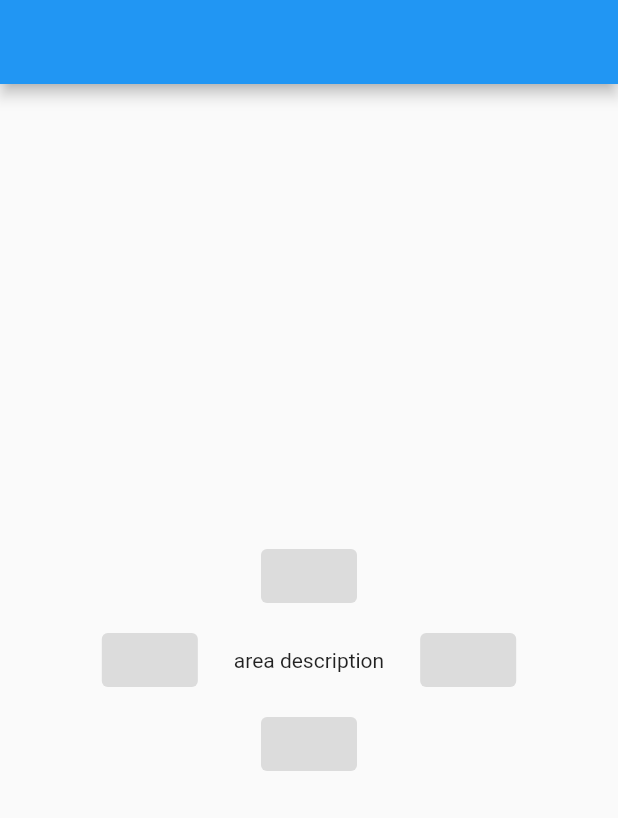
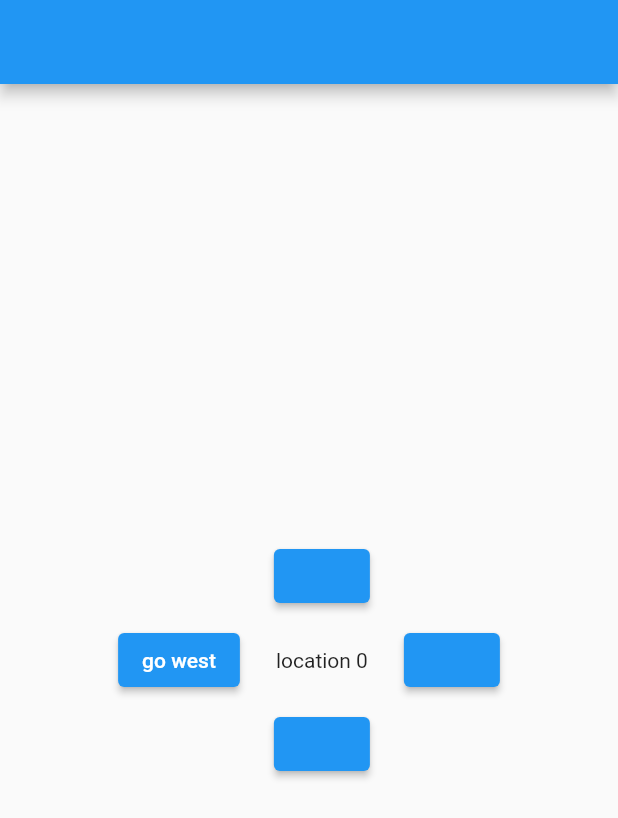
Before and after one commit to slackYogi/flutter_crawler, a Flutter app: the screen it shows after launch, after a tap on "Start game", on a phone screen of 412 x 824 dp. Shown: the top 818 px of the screen. Run offline on Flutter 3.47's test engine with Material 2 defaults, Android fonts, the phone set to English and light mode, and no system bars; our stand-ins replace get_it.

Commit message:
Implemented changing locations using MapService with GetIt to access locations.

```diff
--- a/lib/crawler_app.dart
+++ b/lib/crawler_app.dart
@@ -1,8 +1,20 @@
 import 'package:flutter/material.dart';
-import 'package:flutter_crawler/pages/home.dart';
-import 'package:flutter_crawler/pages/location.dart';
+import 'package:flutter_crawler/pages/home_page.dart';
+import 'package:flutter_crawler/pages/location_page.dart';
+import 'package:flutter_crawler/services/getit_setup.dart';
 
-class CrawlerApp extends StatelessWidget {
+class CrawlerApp extends StatefulWidget {
+  @override
+  _CrawlerAppState createState() => _CrawlerAppState();
+}
+
+class _CrawlerAppState extends State<CrawlerApp> {
+  @override
+  void initState() {
+    super.initState();
+    GetItSetup.initialize();
+  }
+
   @override
   Widget build(BuildContext context) {
     return MaterialApp(
--- a/lib/current_location.dart
+++ /dev/null
@@ -1,5 +0,0 @@
-import 'package:flutter_crawler/location.dart';
-
-class CurrentLocation extends Location{
-  int entranceId;
-}
--- a/lib/main.dart
+++ b/lib/main.dart
@@ -1,8 +1,4 @@
 import 'package:flutter/material.dart';
 import 'package:flutter_crawler/crawler_app.dart';
-import 'package:get_it/get_it.dart';
-
-//TODO research GetIt
-GetIt getIt = GetIt.instance;
 
 void main() => runApp(CrawlerApp());
--- a/lib/location.dart
+++ b/lib/models/location.dart
@@ -4,4 +4,6 @@ class Location {
   int id;
   String description;
   Map<Direction, int> exits = Map();
+
+  Location(this.id, this.description, this.exits);
 }
--- a/lib/pages/location.dart
+++ /dev/null
@@ -1,39 +0,0 @@
-import 'package:flutter/material.dart';
-import 'package:flutter_crawler/current_location.dart';
-
-class LocationPage extends StatefulWidget {
-  @override
-  _LocationPageState createState() => _LocationPageState();
-}
-
-class _LocationPageState extends State<LocationPage> {
-  //TODO research GetIt
-  //final locations = GetIt.I.get<MapService>();
-  CurrentLocation _currentLocation;
-
-  @override
-  Widget build(BuildContext context) {
-    return Scaffold(
-      appBar: AppBar(),
-      body: Row(
-        mainAxisAlignment: MainAxisAlignment.center,
-        children: [
-          ElevatedButton(onPressed: null, child: null),
-          Column(
-            mainAxisAlignment: MainAxisAlignment.center,
-            children: [
-              ElevatedButton(onPressed: null, child: null),
-              Center(
-                  child: Padding(
-                    padding: const EdgeInsets.all(24),
-                    child: Text(_currentLocation?.description ?? 'area description'),
-                  )),
-              ElevatedButton(onPressed: null, child: null),
-            ],
-          ),
-          ElevatedButton(onPressed: null, child: null)
-        ],
-      ),
-    );
-  }
-}
--- /dev/null
+++ b/lib/pages/location_page.dart
@@ -0,0 +1,76 @@
+import 'package:flutter/material.dart';
+import 'package:flutter_crawler/services/map_service.dart';
+import 'package:get_it/get_it.dart';
+
+class LocationPage extends StatefulWidget {
+  @override
+  _LocationPageState createState() => _LocationPageState();
+}
+
+class _LocationPageState extends State<LocationPage> {
+  MapService _mapService;
+
+  @override
+  void initState() {
+    super.initState();
+    _mapService = GetIt.I.get<MapService>();
+  }
+
+  @override
+  Widget build(BuildContext context) {
+    return Scaffold(
+      appBar: AppBar(),
+      body: Row(
+        mainAxisAlignment: MainAxisAlignment.center,
+        children: [
+          ElevatedButton(
+              onPressed: () => {
+                    setState(() {
+                      if (_mapService.canGoWest()) {
+                        _mapService.goWest();
+                      }
+                    })
+                  },
+              child: _mapService.canGoWest() ? Text('go west') : null),
+          Column(
+            mainAxisAlignment: MainAxisAlignment.center,
+            children: [
+              ElevatedButton(
+                  onPressed: () => {
+                        setState(() {
+                          if (_mapService.canGoNorth()) {
+                            _mapService.goNorth();
+                          }
+                        })
+                      },
+                  child: _mapService.canGoNorth() ? Text('go north') : null),
+              Center(
+                  child: Padding(
+                padding: const EdgeInsets.all(24),
+                child: Text(_mapService.position?.description ?? 'Error loading location data.'),
+              )),
+              ElevatedButton(
+                  onPressed: () => {
+                        setState(() {
+                          if (_mapService.canGoSouth()) {
+                            _mapService.goSouth();
+                          }
+                        })
+                      },
+                  child: _mapService.canGoSouth() ? Text('go south') : null),
+            ],
+          ),
+          ElevatedButton(
+              onPressed: () => {
+                    setState(() {
+                      if (_mapService.canGoEast()) {
+                        _mapService.goEast();
+                      }
+                    })
+                  },
+              child: _mapService.canGoEast() ? Text('go east') : null),
+        ],
+      ),
+    );
+  }
+}
--- /dev/null
+++ b/lib/services/getit_setup.dart
@@ -0,0 +1,13 @@
+import 'package:flutter_crawler/services/map_service.dart';
+import 'package:get_it/get_it.dart';
+
+class GetItSetup {
+  static void initialize() {
+    final getIt = GetIt.instance;
+    final mapService = MapService();
+    getIt.registerSingleton<MapService>(mapService);
+    // when you need it, call it:
+    // MapService _mapService;
+    // _mapService = GetIt.I.get<MapService>();
+  }
+}
--- a/lib/services/map_service.dart
+++ b/lib/services/map_service.dart
@@ -1,12 +1,66 @@
-import 'dart:collection';
-
-import 'package:flutter_crawler/location.dart';
+import 'package:flutter_crawler/enums/direction.dart';
+import 'package:flutter_crawler/models/location.dart';
 
 class MapService {
-  final locations = HashMap<int, Location>();
+  Location position;
 
-  // this should override state of stateful widget
-  //@override
-  //void initState() {
-  //  }
+  final Map<int, Location> locations = {
+    0: Location(0, 'location 0', {Direction.west: 1}),
+    1: Location(1, 'location 1', {
+      Direction.west: 4,
+      Direction.north: 2,
+      Direction.east: 0,
+      Direction.south: 3,
+    }),
+    2: Location(2, 'location 2', {
+      Direction.south: 1,
+    }),
+    3: Location(3, 'location 3', {
+      Direction.north: 1,
+    }),
+    4: Location(4, 'location 4', {Direction.west: 5, Direction.east: 1}),
+    5: Location(5, 'location 5', {Direction.west: 6, Direction.east: 4}),
+    6: Location(6, 'location 6', {
+      Direction.north: 7,
+      Direction.east: 5,
+    }),
+    7: Location(7, 'location 7', {Direction.north: 8, Direction.south: 6}),
+    8: Location(8, 'location 8', {Direction.south: 7}),
+  };
+
+  MapService() {
+    this.position = locations[0];
+  }
+
+  bool canGoWest() {
+    return position.exits.containsKey(Direction.west);
+  }
+
+  bool canGoNorth() {
+    return position.exits.containsKey(Direction.north);
+  }
+
+  bool canGoEast() {
+    return position.exits.containsKey(Direction.east);
+  }
+
+  bool canGoSouth() {
+    return position.exits.containsKey(Direction.south);
+  }
+
+  int goWest() {
+    position = locations[position.exits[Direction.west]];
+  }
+
+  int goNorth() {
+    position = locations[position.exits[Direction.north]];
+  }
+
+  int goEast() {
+    position = locations[position.exits[Direction.east]];
+  }
+
+  int goSouth() {
+    position = locations[position.exits[Direction.south]];
+  }
 }
```
Also changed, not shown: lib/pages/home_page.dart (renamed from lib/pages/home.dart, +6 -10 lines).
